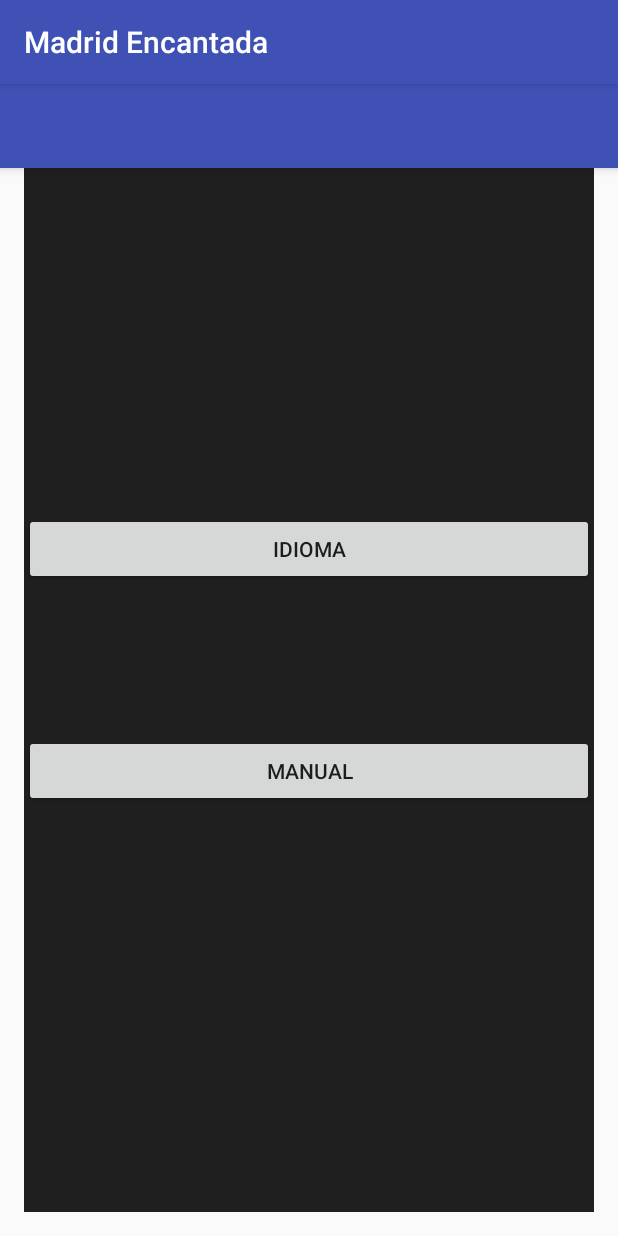
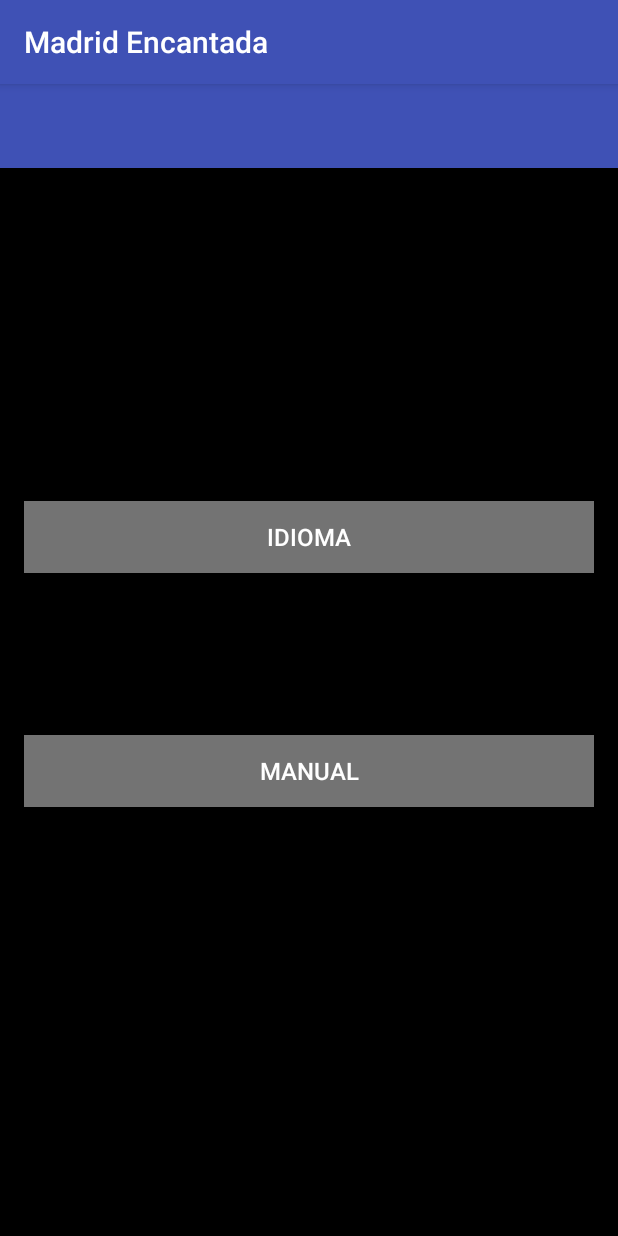
Before and after one commit to GynGyny/MadridEncantadaPFC, an Android app: the OptionsActivity screen opened directly, with no data from a screen before it, on a phone screen of 412 x 824 dp. Run offline under Robolectric (Android 15) with nearby library versions, the phone set to English and light mode, and no system bars.

Commit message:
Botones opciones OK
Color, posición y tamañano de los botones de "opciones"

```diff
--- a/app/src/main/res/layout/content_options.xml
+++ b/app/src/main/res/layout/content_options.xml
@@ -4,11 +4,19 @@
     android:id="@+id/activity_options"
     android:layout_width="match_parent"
     android:layout_height="match_parent"
+    android:background="@android:color/black"
     android:paddingBottom="@dimen/activity_vertical_margin"
     android:paddingLeft="@dimen/activity_horizontal_margin"
     android:paddingRight="@dimen/activity_horizontal_margin"
     android:paddingTop="@dimen/activity_vertical_margin"
-    tools:context="geo.rutas.madrid.com.madridencantada.activities.OptionsActivity">
+    tools:context="geo.rutas.madrid.com.madridencantada.activities.OptionsActivity"
+    >
+   <!-- android:paddingBottom="@dimen/activity_vertical_margin"
+    android:paddingLeft="@dimen/activity_horizontal_margin"
+    android:paddingRight="@dimen/activity_horizontal_margin"
+    android:paddingTop="@dimen/activity_vertical_margin"
+    tools:context="geo.rutas.madrid.com.madridencantada.activities.OptionsActivity"-->
+
 
     <LinearLayout
         android:layout_width="match_parent"
@@ -18,13 +26,18 @@
         android:layout_centerHorizontal="true"
         android:gravity="center"
         android:orientation="vertical"
-        android:background="@color/greyDark"    >
+
+        >
 
         <Button
             android:id="@+id/button_languaje"
             android:layout_width="match_parent"
             android:layout_height="wrap_content"
-            android:text="@string/language" />
+            android:text="@string/language"
+            android:layout_marginBottom="8dp"
+            android:background="@color/greyMedium"
+            android:textColor="@android:color/white"
+            android:textSize="16sp"/>
 
         <android.support.v4.widget.Space
             android:layout_width="0dp"
@@ -35,7 +48,11 @@
             android:id="@+id/button_manual"
             android:layout_width="match_parent"
             android:layout_height="wrap_content"
-            android:text="@string/manual" />
+            android:layout_marginBottom="8dp"
+            android:background="@color/greyMedium"
+            android:text="@string/manual"
+            android:textColor="@android:color/white"
+            android:textSize="16sp" />
 
     </LinearLayout>
 </RelativeLayout>
```
